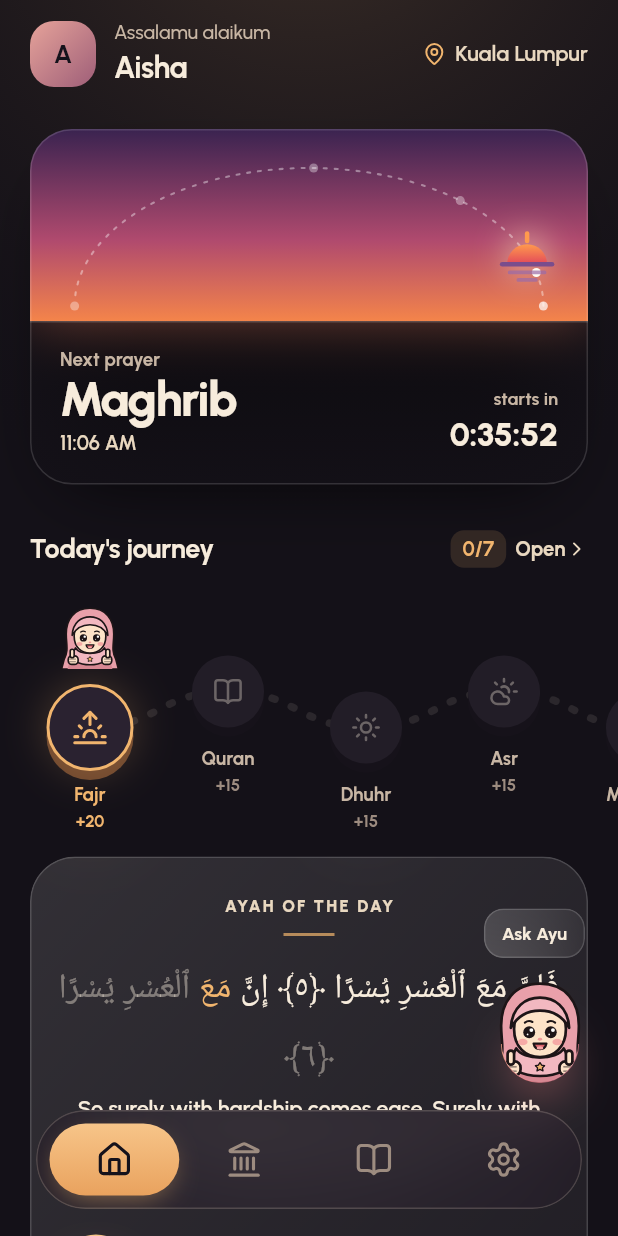
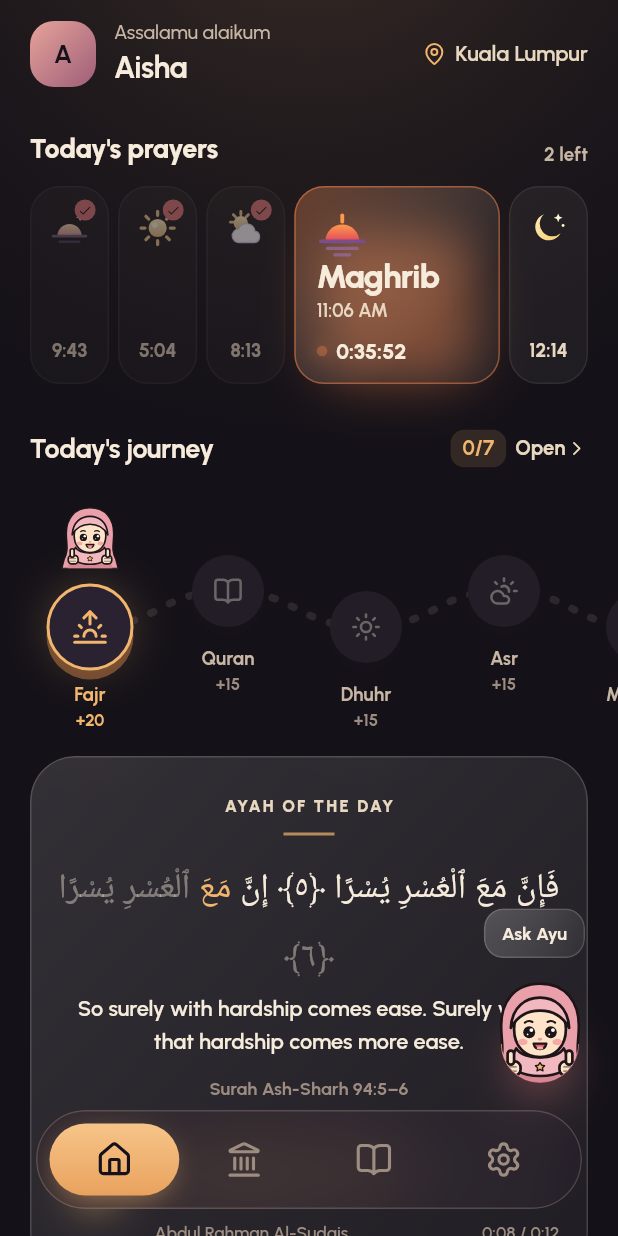
Before and after one commit to RizwanATC/ilm-islamic-companian, a Flutter app: the screen it shows after launch, on a phone screen of 412 x 824 dp. Run offline on Flutter 3.47's test engine with Material 3 defaults, Android fonts, the phone set to English and light mode, and no system bars; our stand-ins replace adhan, flutter_svg, geolocator, google_fonts, hijri, lucide_icons_flutter and 1 more; network calls fail; statements that could not run were skipped.

Commit message:
Switch Home prayer card from Sky arc to Day tiles
Home now shows a row of five prayer tiles. The next prayer's tile opens
wide with its time and live countdown in the prayer's colour; past prayers
fade with a tick and upcoming ones show only their time. Tapping the card
opens the Prayer tab. PulseDot is made public so the card can reuse it.

Co-Authored-By: Claude Opus 5.5 (1M context) <noreply@anthropic.com>
Claude-Session: https://claude.ai/code/session_01TqF5PKpJnT3rcqyDTXwETE

```diff
--- a/lib/screens/home_screen.dart
+++ b/lib/screens/home_screen.dart
@@ -8,8 +8,8 @@ import '../data/quran_data.dart';
 import '../state/app_state.dart';
 import '../theme.dart';
 import '../widgets/common.dart';
+import '../widgets/day_tiles_card.dart';
 import '../widgets/journey_path.dart';
-import '../widgets/sky_arc_card.dart';
 import 'journey_screen.dart';
 
 class HomeScreen extends StatelessWidget {
@@ -50,7 +50,7 @@ class HomeScreen extends StatelessWidget {
           LocationLabel(onTap: () => onOpenTab(3)),
         ]),
         const SizedBox(height: 26),
-        SkyArcPrayerCard(onTap: () => onOpenTab(1)),
+        DayTilesPrayerCard(onTap: () => onOpenTab(1)),
         const SizedBox(height: 30),
         HomeJourney(onOpen: () => openJourney(context)),
         const SizedBox(height: 12),
--- a/lib/widgets/common.dart
+++ b/lib/widgets/common.dart
@@ -148,7 +148,7 @@ class NextPrayerTimeline extends StatelessWidget {
             Padding(
               padding: const EdgeInsets.only(top: 8),
               child: Row(children: [
-                _PulseDot(color: tint),
+                PulseDot(color: tint),
                 const SizedBox(width: 8),
                 Text(countdown(at.difference(now)),
                     style: T.ui(17, w: FontWeight.w700)),
@@ -235,14 +235,14 @@ class NextPrayerTimeline extends StatelessWidget {
   }
 }
 
-class _PulseDot extends StatefulWidget {
-  const _PulseDot({required this.color});
+class PulseDot extends StatefulWidget {
+  const PulseDot({super.key, required this.color});
   final Color color;
   @override
-  State<_PulseDot> createState() => _PulseDotState();
+  State<PulseDot> createState() => _PulseDotState();
 }
 
-class _PulseDotState extends State<_PulseDot>
+class _PulseDotState extends State<PulseDot>
     with SingleTickerProviderStateMixin {
   late final _c = AnimationController(
       vsync: this, duration: const Duration(milliseconds: 1600))
--- /dev/null
+++ b/lib/widgets/day_tiles_card.dart
@@ -0,0 +1,228 @@
+import 'package:flutter/material.dart';
+
+import '../services/prayer_service.dart';
+import '../state/app_state.dart';
+import '../theme.dart';
+import 'common.dart';
+
+/// Home "today's prayers" card: one tile per prayer. The next prayer's tile
+/// opens wide with its countdown, past ones fade with a tick, and upcoming
+/// ones show only their time.
+class DayTilesPrayerCard extends StatelessWidget {
+  const DayTilesPrayerCard({super.key, this.onTap});
+  final VoidCallback? onTap;
+
+  static const _gap = 6.0;
+  static const _height = 132.0;
+  static const _grow = 2.6; // width of the next tile, in small-tile units
+  static const _dur = Duration(milliseconds: 700);
+  static const _curve = Curves.easeOutCubic;
+
+  @override
+  Widget build(BuildContext context) {
+    final app = AppState.instance;
+    return Ticker(builder: (context, now) {
+      final (next, at, _) = app.nextPrayer(now);
+      final idx = fardPrayers.indexOf(next);
+      final today = app.today;
+      final tint = prayerTint(next);
+
+      return GestureDetector(
+        onTap: onTap,
+        behavior: HitTestBehavior.opaque,
+        child: Column(crossAxisAlignment: CrossAxisAlignment.start, children: [
+          Row(crossAxisAlignment: CrossAxisAlignment.end, children: [
+            Expanded(
+                child: Text("Today's prayers",
+                    style: T.ui(18, w: FontWeight.w800, ls: -.01))),
+            Text('${5 - idx} left',
+                style: T.ui(12.5, c: C.muted, w: FontWeight.w700)),
+          ]),
+          const SizedBox(height: 12),
+          SizedBox(
+            height: _height,
+            child: LayoutBuilder(builder: (context, c) {
+              final unit = (c.maxWidth - 4 * _gap) / (4 + _grow);
+              final bigW = unit * _grow;
+              return Row(children: [
+                for (var i = 0; i < 5; i++) ...[
+                  if (i > 0) const SizedBox(width: _gap),
+                  _Tile(
+                    prayer: fardPrayers[i],
+                    // The next tile shows the real next time (tomorrow's
+                    // Fajr after Isha); the others show today's.
+                    time: i == idx ? at : today[fardPrayers[i]],
+                    state: i < idx
+                        ? _TileState.done
+                        : i == idx
+                            ? _TileState.next
+                            : _TileState.upcoming,
+                    width: i == idx ? bigW : unit,
+                    bigWidth: bigW,
+                    tint: tint,
+                    left: at.difference(now),
+                  ),
+                ],
+              ]);
+            }),
+          ),
+        ]),
+      );
+    });
+  }
+}
+
+enum _TileState { done, next, upcoming }
+
+class _Tile extends StatelessWidget {
+  const _Tile({
+    required this.prayer,
+    required this.time,
+    required this.state,
+    required this.width,
+    required this.bigWidth,
+    required this.tint,
+    required this.left,
+  });
+
+  final Prayer prayer;
+  final DateTime time;
+  final _TileState state;
+  final double width, bigWidth;
+  final Color tint;
+  final Duration left;
+
+  @override
+  Widget build(BuildContext context) {
+    final isNext = state == _TileState.next;
+    final done = state == _TileState.done;
+    final r = BorderRadius.circular(20);
+
+    return AnimatedOpacity(
+      duration: DayTilesPrayerCard._dur,
+      opacity: done ? .5 : 1,
+      child: AnimatedContainer(
+        duration: DayTilesPrayerCard._dur,
+        curve: DayTilesPrayerCard._curve,
+        width: width,
+        height: DayTilesPrayerCard._height,
+        clipBehavior: Clip.antiAlias,
+        decoration: BoxDecoration(
+          borderRadius: r,
+          color: isNext ? null : C.sand.withValues(alpha: .05),
+          gradient: isNext
+              ? LinearGradient(
+                  begin: Alignment.topLeft,
+                  end: Alignment.bottomRight,
+                  colors: [
+                    tint.withValues(alpha: .34),
+                    C.sand.withValues(alpha: .06),
+                  ],
+                  stops: const [0, .7],
+                )
+              : null,
+          border: Border.all(
+              color: isNext
+                  ? tint.withValues(alpha: .5)
+                  : C.sand.withValues(alpha: .08)),
+          boxShadow: isNext
+              ? [
+                  BoxShadow(
+                      color: tint.withValues(alpha: .45),
+                      blurRadius: 30,
+                      offset: const Offset(0, 14),
+                      spreadRadius: -16),
+                ]
+              : null,
+        ),
+        child: Stack(children: [
+          if (isNext)
+            // Laid out at full size so text never squeezes while the tile
+            // grows; the tile's clip hides the rest mid-animation.
+            OverflowBox(
+              alignment: Alignment.topLeft,
+              minWidth: bigWidth,
+              maxWidth: bigWidth,
+              child: Padding(
+                padding: const EdgeInsets.fromLTRB(14, 14, 14, 12),
+                child: Column(
+                  crossAxisAlignment: CrossAxisAlignment.start,
+                  children: [
+                    PrayerIcon(prayer, size: 34),
+                    const Spacer(),
+                    FittedBox(
+                      fit: BoxFit.scaleDown,
+                      alignment: Alignment.centerLeft,
+                      child: Text(prayer.label,
+                          style: T.ui(22,
+                              w: FontWeight.w800, ls: -.03, h: 1)),
+                    ),
+                    const SizedBox(height: 3),
+                    Text(hmA(time),
+                        maxLines: 1,
+                        overflow: TextOverflow.fade,
+                        softWrap: false,
+                        style: T.ui(12.5, c: C.sand2)),
+                    const SizedBox(height: 8),
+                    Row(children: [
+                      PulseDot(color: tint),
+                      const SizedBox(width: 6),
+                      Flexible(
+                        child: FittedBox(
+                          fit: BoxFit.scaleDown,
+                          alignment: Alignment.centerLeft,
+                          child: Text(countdown(left),
+                              style: T.ui(14, w: FontWeight.w800)),
+                        ),
+                      ),
+                    ]),
+                  ],
+                ),
+              ),
+            )
+          else
+            Positioned.fill(
+              child: Padding(
+                padding: const EdgeInsets.fromLTRB(4, 14, 4, 12),
+                child: Column(children: [
+                  ColorFiltered(
+                    colorFilter: done
+                        ? const ColorFilter.matrix(_desaturate)
+                        : const ColorFilter.mode(
+                            Colors.transparent, BlendMode.dst),
+                    child: PrayerIcon(prayer, size: 26),
+                  ),
+                  const Spacer(),
+                  FittedBox(
+                    fit: BoxFit.scaleDown,
+                    child: Text(hm(time),
+                        style: T.ui(12.5, c: C.sand2, w: FontWeight.w700)),
+                  ),
+                ]),
+              ),
+            ),
+          if (done)
+            Positioned(
+              top: 8,
+              right: 8,
+              child: Container(
+                width: 14,
+                height: 14,
+                decoration:
+                    const BoxDecoration(shape: BoxShape.circle, color: C.rose),
+                child: const Icon(Icons.check_rounded, size: 10, color: C.ink),
+              ),
+            ),
+        ]),
+      ),
+    );
+  }
+
+  // 60% desaturation, for the icons of prayers that have passed.
+  static const _desaturate = <double>[
+    .6228, .4292, .0480, 0, 0, //
+    .1308, .9212, .0480, 0, 0, //
+    .1308, .4292, .5400, 0, 0, //
+    0, 0, 0, 1, 0,
+  ];
+}
--- a/lib/widgets/sky_arc_card.dart
+++ /dev/null
@@ -1,342 +0,0 @@
-import 'dart:math' as math;
-import 'dart:ui';
-
-import 'package:flutter/material.dart';
-
-import '../services/prayer_service.dart';
-import '../state/app_state.dart';
-import '../theme.dart';
-import 'common.dart';
-
-/// Sky colours (top, middle, horizon) for the time of day before each prayer.
-List<Color> _sky(Prayer p) => switch (p) {
-  Prayer.fajr || Prayer.syuruk => const [
-    Color(0xFF2A2550),
-    Color(0xFF5A4A86),
-    Color(0xFFE39A86),
-  ],
-  Prayer.dhuhr => const [
-    Color(0xFF1F4F7A),
-    Color(0xFF3F86B3),
-    Color(0xFF9FD0E6),
-  ],
-  Prayer.asr => const [Color(0xFF3D3A64), Color(0xFFA8708A), Color(0xFFF1B56E)],
-  Prayer.maghrib => const [
-    Color(0xFF3A2350),
-    Color(0xFFB04A6E),
-    Color(0xFFF4844A),
-  ],
-  Prayer.isha => const [
-    Color(0xFF0F1030),
-    Color(0xFF232457),
-    Color(0xFF3B2F6E),
-  ],
-};
-
-/// Home "next prayer" card: a small sky that follows the time of day, with the
-/// sun or moon travelling along an arc from Fajr to Isha, and the countdown
-/// below the horizon.
-class SkyArcPrayerCard extends StatelessWidget {
-  const SkyArcPrayerCard({super.key, this.onTap});
-  final VoidCallback? onTap;
-
-  static const _skyHeight = 128.0;
-
-  @override
-  Widget build(BuildContext context) {
-    final app = AppState.instance;
-    return Ticker(
-      builder: (context, now) {
-        final (next, at, _) = app.nextPrayer(now);
-        final idx = fardPrayers.indexOf(next);
-        final today = app.today;
-        final start = today[Prayer.fajr], end = today[Prayer.isha];
-        double frac(DateTime t) {
-          final span = end.difference(start).inSeconds;
-          if (span <= 0) return 0;
-          return (t.difference(start).inSeconds / span).clamp(0.0, 1.0);
-        }
-
-        // Before Fajr (or after Isha) the moon waits at the start of the arc.
-        final f = idx == 0 ? 0.0 : frac(now);
-        final ticks = [for (final p in fardPrayers) frac(today[p])];
-        final night = next == Prayer.fajr || next == Prayer.isha;
-
-        return GestureDetector(
-          onTap: onTap,
-          child: Container(
-            decoration: BoxDecoration(
-              borderRadius: BorderRadius.circular(28),
-              boxShadow: [
-                BoxShadow(
-                  color: Colors.black.withValues(alpha: .7),
-                  blurRadius: 40,
-                  offset: const Offset(0, 18),
-                  spreadRadius: -20,
-                ),
-              ],
-            ),
-            foregroundDecoration: BoxDecoration(
-              borderRadius: BorderRadius.circular(28),
-              border: Border.all(color: Colors.white.withValues(alpha: .14)),
-            ),
-            child: ClipRRect(
-              borderRadius: BorderRadius.circular(28),
-              child: Column(
-                mainAxisSize: MainAxisSize.min,
-                children: [
-                  SizedBox(
-                    height: _skyHeight,
-                    child: LayoutBuilder(
-                      builder: (context, c) {
-                        final size = Size(c.maxWidth, _skyHeight);
-                        final orb = _ArcPainter.point(size, f);
-                        return Stack(
-                          children: [
-                            Positioned.fill(
-                              child: AnimatedContainer(
-                                duration: const Duration(seconds: 1),
-                                decoration: BoxDecoration(
-                                  gradient: LinearGradient(
-                                    begin: Alignment.topCenter,
-                                    end: Alignment.bottomCenter,
-                                    colors: _sky(next),
-                                    stops: const [0, .58, 1],
-                                  ),
-                                ),
-                              ),
-                            ),
-                            Positioned.fill(
-                              child: AnimatedOpacity(
-                                duration: const Duration(seconds: 1),
-                                opacity: night ? 1 : 0,
-                                child: const CustomPaint(
-                                  painter: _StarsPainter(),
-                                ),
-                              ),
-                            ),
-                            Positioned.fill(
-                              child: CustomPaint(
-                                painter: _ArcPainter(
-                                  ticks: ticks,
-                                  current: idx,
-                                ),
-                              ),
-                            ),
-                            AnimatedPositioned(
-                              duration: const Duration(milliseconds: 1400),
-                              curve: Curves.easeOutCubic,
-                              left: orb.dx - 20,
-                              top: orb.dy - 20,
-                              child: Container(
-                                width: 40,
-                                height: 40,
-                                decoration: BoxDecoration(
-                                  shape: BoxShape.circle,
-                                  boxShadow: [
-                                    BoxShadow(
-                                      color: const Color(
-                                        0xFFFFECBE,
-                                      ).withValues(alpha: .55),
-                                      blurRadius: 18,
-                                      spreadRadius: -6,
-                                    ),
-                                  ],
-                                ),
-                                child: AnimatedSwitcher(
-                                  duration: const Duration(milliseconds: 600),
-                                  transitionBuilder: (child, a) =>
-                                      FadeTransition(
-                                        opacity: a,
-                                        child: ScaleTransition(
-                                          scale: Tween(
-                                            begin: .85,
-                                            end: 1.0,
-                                          ).animate(a),
-                                          child: child,
-                                        ),
-                                      ),
-                                  child: PrayerIcon(
-                                    next,
-                                    key: ValueKey(next),
-                                    size: 40,
-                                  ),
-                                ),
-                              ),
-                            ),
-                          ],
-                        );
-                      },
-                    ),
-                  ),
-                  // Clip so the blur only frosts the ground, not the sky above.
-                  ClipRect(
-                    child: BackdropFilter(
-                      filter: ImageFilter.blur(sigmaX: 20, sigmaY: 20),
-                      child: Container(
-                        padding: const EdgeInsets.fromLTRB(20, 16, 20, 18),
-                        decoration: BoxDecoration(
-                          gradient: LinearGradient(
-                            begin: Alignment.topCenter,
-                            end: Alignment.bottomCenter,
-                            colors: [
-                              C.bg.withValues(alpha: .55),
-                              C.bg.withValues(alpha: .85),
-                            ],
-                          ),
-                          border: Border(
-                            top: BorderSide(
-                              color: Colors.white.withValues(alpha: .18),
-                            ),
-                          ),
-                        ),
-                        child: Row(
-                          crossAxisAlignment: CrossAxisAlignment.end,
-                          children: [
-                            Expanded(
-                              child: Column(
-                                crossAxisAlignment: CrossAxisAlignment.start,
-                                children: [
-                                  Text(
-                                    'Next prayer',
-                                    style: T.ui(
-                                      12.5,
-                                      c: C.muted,
-                                      w: FontWeight.w700,
-                                    ),
-                                  ),
-                                  Text(
-                                    next.label,
-                                    style: T.ui(
-                                      32,
-                                      w: FontWeight.w800,
-                                      ls: -.035,
-                                      h: 1.05,
-                                    ),
-                                  ),
-                                  const SizedBox(height: 3),
-                                  Text(hmA(at), style: T.ui(13.5, c: C.sand2)),
-                                ],
-                              ),
-                            ),
-                            Column(
-                              crossAxisAlignment: CrossAxisAlignment.end,
-                              children: [
-                                Text(
-                                  'starts in',
-                                  style: T.ui(
-                                    12,
-                                    c: C.muted,
-                                    w: FontWeight.w700,
-                                  ),
-                                ),
-                                Text(
-                                  countdown(at.difference(now)),
-                                  style: T.ui(22, w: FontWeight.w800, ls: -.01),
-                                ),
-                              ],
-                            ),
-                          ],
-                        ),
-                      ),
-                    ),
-                  ),
-                ],
-              ),
-            ),
-          ),
-        );
-      },
-    );
-  }
-}
-
-/// Dotted half-ellipse from Fajr (left horizon) to Isha (right horizon),
-/// with a dot for each prayer.
-class _ArcPainter extends CustomPainter {
-  const _ArcPainter({required this.ticks, required this.current});
-  final List<double> ticks;
-  final int current;
-
-  // Geometry in a 300x128 design box, scaled to the real size.
-  static Offset point(Size s, double f) {
-    final a = math.pi * (1 - f.clamp(0.0, 1.0));
-    final sx = s.width / 300, sy = s.height / 128;
-    return Offset(
-      (150 + 126 * math.cos(a)) * sx,
-      (118 - 92 * math.sin(a)) * sy,
-    );
-  }
-
-  @override
-  void paint(Canvas canvas, Size size) {
-    final dash = Paint()
-      ..color = Colors.white.withValues(alpha: .4)
-      ..strokeWidth = 1.4
-      ..strokeCap = StrokeCap.round;
-    // Walk the arc and draw a short dash every 7px of length.
-    var prev = point(size, 0);
-    var run = 0.0;
-    for (var i = 1; i <= 400; i++) {
-      final p = point(size, i / 400);
-      run += (p - prev).distance;
-      if (run >= 7) {
-        canvas.drawLine(p, p + (p - prev) / (p - prev).distance * 2, dash);
-        run = 0;
-      }
-      prev = p;
-    }
-    for (var i = 0; i < ticks.length; i++) {
-      final alpha = i < current
-          ? .35
-          : i == current
-          ? 1.0
-          : .7;
-      canvas.drawCircle(
-        point(size, ticks[i]),
-        3,
-        Paint()..color = Colors.white.withValues(alpha: alpha),
-      );
-    }
-  }
-
-  @override
-  bool shouldRepaint(_ArcPainter old) =>
-      old.current != current || !_same(old.ticks, ticks);
-
-  static bool _same(List<double> a, List<double> b) {
-    if (a.length != b.length) return false;
-    for (var i = 0; i < a.length; i++) {
-      if (a[i] != b[i]) return false;
-    }
-    return true;
-  }
-}
-
-/// A few fixed stars for the night sky (Isha and before Fajr).
-class _StarsPainter extends CustomPainter {
-  const _StarsPainter();
-
-  static const _stars = [
-    (30.0, 22.0, 1.0),
-    (74.0, 48.0, .8),
-    (118.0, 16.0, 1.1),
-    (196.0, 30.0, .8),
-    (240.0, 14.0, 1.0),
-    (272.0, 52.0, .9),
-    (160.0, 58.0, .7),
-    (52.0, 80.0, .7),
-  ];
-
-  @override
-  void paint(Canvas canvas, Size size) {
-    final paint = Paint()..color = Colors.white;
-    final sx = size.width / 300, sy = size.height / 128;
-    for (final (x, y, r) in _stars) {
-      canvas.drawCircle(Offset(x * sx, y * sy), r, paint);
-    }
-  }
-
-  @override
-  bool shouldRepaint(_StarsPainter old) => false;
-}
```
